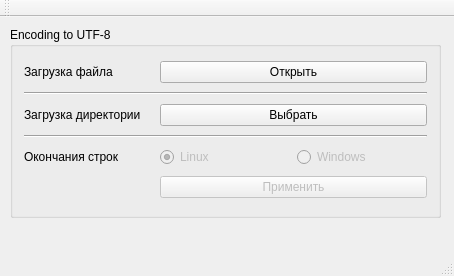
The window that mainwindow.ui (leonneon89/CodingTextFiles) describes before a commit, drawn with Qt 5.
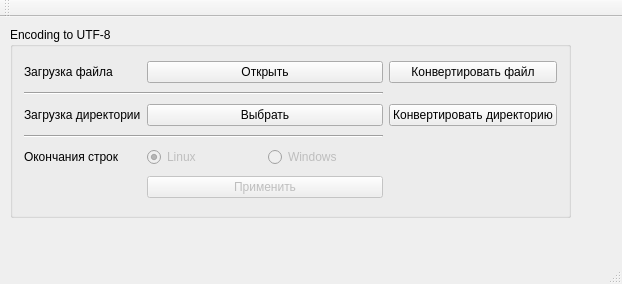
The same window after the commit.

Commit message: Add convert button

Diff of the .ui file:
```diff
--- a/mainwindow.ui
+++ b/mainwindow.ui
@@ -6,8 +6,8 @@
    <rect>
     <x>0</x>
     <y>0</y>
-    <width>454</width>
-    <height>276</height>
+    <width>622</width>
+    <height>284</height>
    </rect>
   </property>
   <property name="windowTitle">
@@ -19,7 +19,7 @@
      <rect>
       <x>10</x>
       <y>10</y>
-      <width>431</width>
+      <width>561</width>
       <height>191</height>
      </rect>
     </property>
@@ -111,6 +111,20 @@
          </property>
         </widget>
        </item>
+       <item row="0" column="3">
+        <widget class="QPushButton" name="encodingTextFile_pushButton">
+         <property name="text">
+          <string>Конвертировать файл</string>
+         </property>
+        </widget>
+       </item>
+       <item row="2" column="3">
+        <widget class="QPushButton" name="encodingDirectory_pushButton">
+         <property name="text">
+          <string>Конвертировать директорию</string>
+         </property>
+        </widget>
+       </item>
       </layout>
      </item>
     </layout>
```
Left out of the diff: 4 changed lines with no effect on the pictures. The commit also changes 6 other files.
